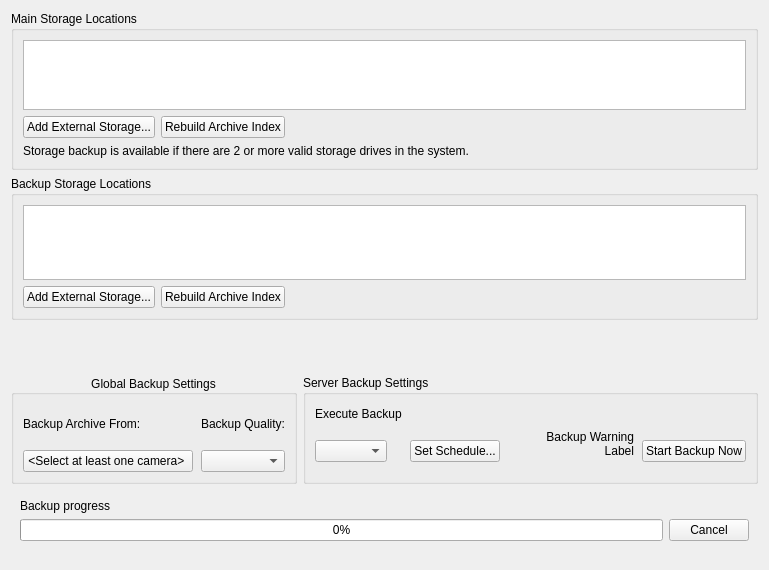
networkoptix/nx_open, file client/src/ui/widgets/properties/storage_config_widget.ui: the form before one commit.
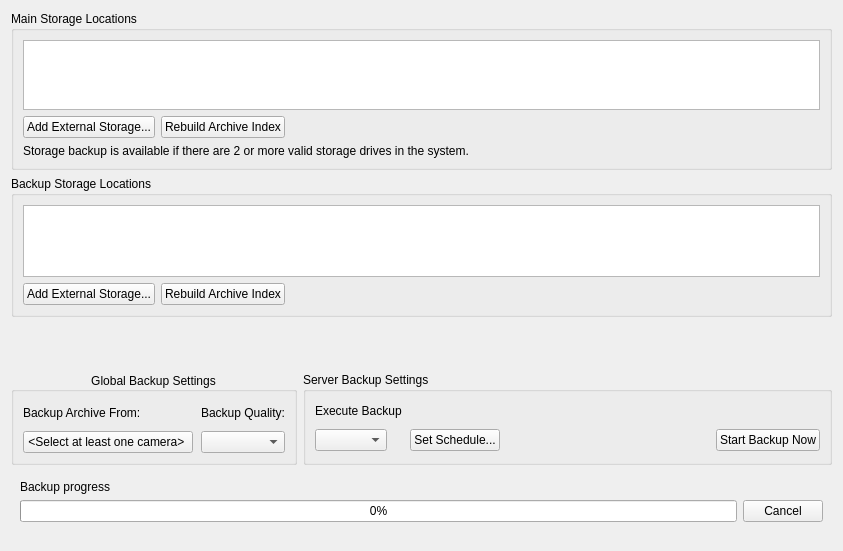
The form after the commit. The open tabs and pages were chosen to show the change. Custom widgets are drawn as their Qt base class.

Commit message:
VMS-1751: Storage backup window max height
<==== Mercurial data ====>
Branch: dev_2.5.0_gui

```diff
--- a/client/src/ui/widgets/properties/storage_config_widget.ui
+++ b/client/src/ui/widgets/properties/storage_config_widget.ui
@@ -6,8 +6,8 @@
    <rect>
     <x>0</x>
     <y>0</y>
-    <width>769</width>
-    <height>570</height>
+    <width>794</width>
+    <height>551</height>
    </rect>
   </property>
   <layout class="QVBoxLayout" name="verticalLayout_2" stretch="9,9,0">
@@ -284,27 +284,7 @@
              </property>
             </widget>
            </item>
-           <item row="1" column="3">
-            <widget class="QLabel" name="backupWarningLabel">
-             <property name="sizePolicy">
-              <sizepolicy hsizetype="Expanding" vsizetype="Preferred">
-               <horstretch>0</horstretch>
-               <verstretch>0</verstretch>
-              </sizepolicy>
-             </property>
-             <property name="text">
-              <string>Backup Warning Label 
-</string>
-             </property>
-             <property name="alignment">
-              <set>Qt::AlignRight|Qt::AlignTrailing|Qt::AlignVCenter</set>
-             </property>
-             <property name="wordWrap">
-              <bool>true</bool>
-             </property>
-            </widget>
-           </item>
-           <item row="0" column="2" colspan="3">
+           <item row="0" column="2" colspan="2">
             <spacer name="horizontalSpacer_2">
              <property name="orientation">
               <enum>Qt::Horizontal</enum>
@@ -343,7 +323,7 @@
              </property>
             </widget>
            </item>
-           <item row="1" column="4">
+           <item row="1" column="3">
             <widget class="QPushButton" name="backupStartButton">
              <property name="sizePolicy">
               <sizepolicy hsizetype="Maximum" vsizetype="Fixed">
@@ -357,15 +337,12 @@
             </widget>
            </item>
            <item row="1" column="2">
-            <widget class="QLabel" name="spacerLabel">
-             <property name="text">
-              <string notr="true"/>
-             </property>
-             <property name="textFormat">
-              <enum>Qt::PlainText</enum>
-             </property>
-             <property name="textInteractionFlags">
-              <set>Qt::NoTextInteraction</set>
+            <widget class="QnWordWrappedLabel" name="backupWarningLabel" native="true">
+             <property name="minimumSize">
+              <size>
+               <width>200</width>
+               <height>26</height>
+              </size>
              </property>
             </widget>
            </item>
@@ -452,6 +429,12 @@
    <header location="global">ui/widgets/properties/storage_rebuild_widget.h</header>
    <container>1</container>
   </customwidget>
+  <customwidget>
+   <class>QnWordWrappedLabel</class>
+   <extends>QWidget</extends>
+   <header location="global">ui/widgets/word_wrapped_label.h</header>
+   <container>1</container>
+  </customwidget>
  </customwidgets>
  <resources/>
  <connections/>
```
Left out of the diff: 2 changed lines with no effect on the pictures. The commit also changes 1 other file.
